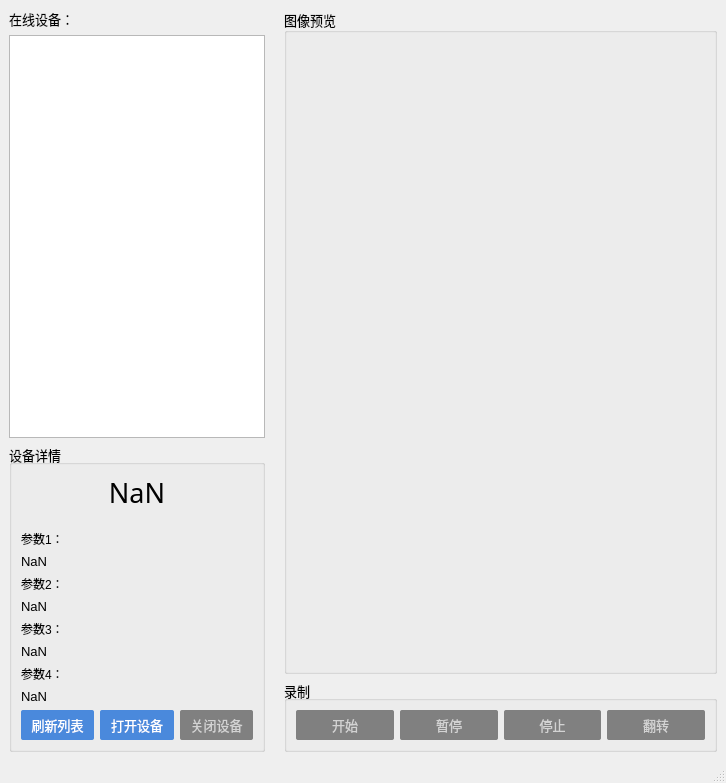
This is mainwindow.ui in zyxeeker/CameraTool_Qt as Qt 5 draws it before an edit. The edited form follows.
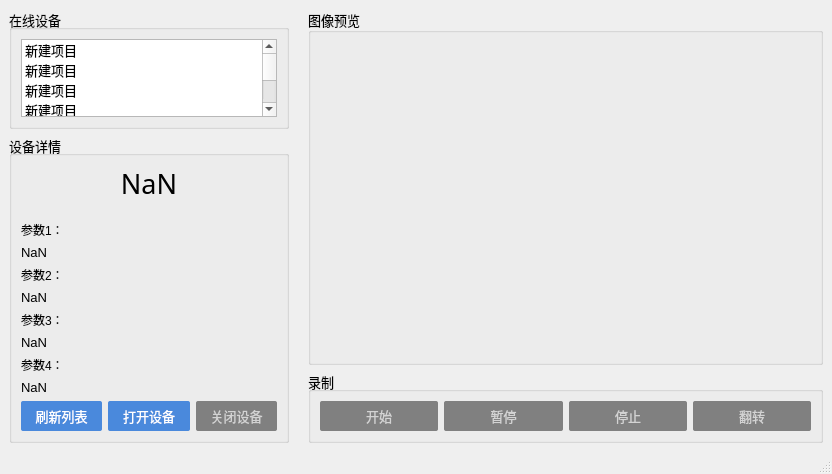
This is the edited form. Icons and pictures are not drawn.

Commit message: 🛠[update]UI调整

What changed in the file:
```diff
--- a/mainwindow.ui
+++ b/mainwindow.ui
@@ -6,14 +6,14 @@
    <rect>
     <x>0</x>
     <y>0</y>
-    <width>726</width>
-    <height>783</height>
+    <width>832</width>
+    <height>474</height>
    </rect>
   </property>
   <property name="minimumSize">
    <size>
-    <width>726</width>
-    <height>783</height>
+    <width>832</width>
+    <height>470</height>
    </size>
   </property>
   <property name="windowTitle">
@@ -331,19 +331,18 @@
       <item row="0" column="0">
        <layout class="QVBoxLayout" name="verticalLayout_11">
         <item>
-         <widget class="QLabel" name="label_7">
+         <widget class="QGroupBox" name="groupBox">
           <property name="font">
            <font>
             <family>Microsoft YaHei UI</family>
             <pointsize>10</pointsize>
            </font>
           </property>
-          <property name="text">
-           <string>在线设备：</string>
+          <property name="title">
+           <string>在线设备</string>
           </property>
-         </widget>
-        </item>
-        <item>
+          <layout class="QGridLayout" name="gridLayout_2">
+           <item row="0" column="0">
          <widget class="QListWidget" name="uvc_list">
           <property name="sizePolicy">
            <sizepolicy hsizetype="Minimum" vsizetype="Expanding">
@@ -353,10 +352,59 @@
           </property>
           <property name="font">
            <font>
+               <family>Microsoft YaHei UI</family>
             <pointsize>10</pointsize>
             <stylestrategy>PreferAntialias</stylestrategy>
            </font>
           </property>
+             <item>
+              <property name="text">
+               <string>新建项目</string>
+              </property>
+             </item>
+             <item>
+              <property name="text">
+               <string>新建项目</string>
+              </property>
+             </item>
+             <item>
+              <property name="text">
+               <string>新建项目</string>
+              </property>
+             </item>
+             <item>
+              <property name="text">
+               <string>新建项目</string>
+              </property>
+             </item>
+             <item>
+              <property name="text">
+               <string>新建项目</string>
+              </property>
+             </item>
+             <item>
+              <property name="text">
+               <string>新建项目</string>
+              </property>
+             </item>
+             <item>
+              <property name="text">
+               <string>新建项目</string>
+              </property>
+             </item>
+             <item>
+              <property name="text">
+               <string>新建项目</string>
+              </property>
+             </item>
+             <item>
+              <property name="text">
+               <string>新建项目</string>
+              </property>
+             </item>
+            </widget>
+           </item>
+          </layout>
          </widget>
         </item>
         <item>
@@ -423,6 +471,7 @@
                <property name="font">
                 <font>
                  <family>Microsoft YaHei UI</family>
+                 <pointsize>10</pointsize>
                 </font>
                </property>
                <property name="text">
@@ -448,6 +497,7 @@
                <property name="font">
                 <font>
                  <family>Microsoft YaHei UI</family>
+                 <pointsize>10</pointsize>
                 </font>
                </property>
                <property name="text">
@@ -473,6 +523,7 @@
                <property name="font">
                 <font>
                  <family>Microsoft YaHei UI</family>
+                 <pointsize>10</pointsize>
                 </font>
                </property>
                <property name="text">
@@ -498,6 +549,7 @@
                <property name="font">
                 <font>
                  <family>Microsoft YaHei UI</family>
+                 <pointsize>10</pointsize>
                 </font>
                </property>
                <property name="text">
```
Lines whose indentation alone changed are shown as unchanged.
